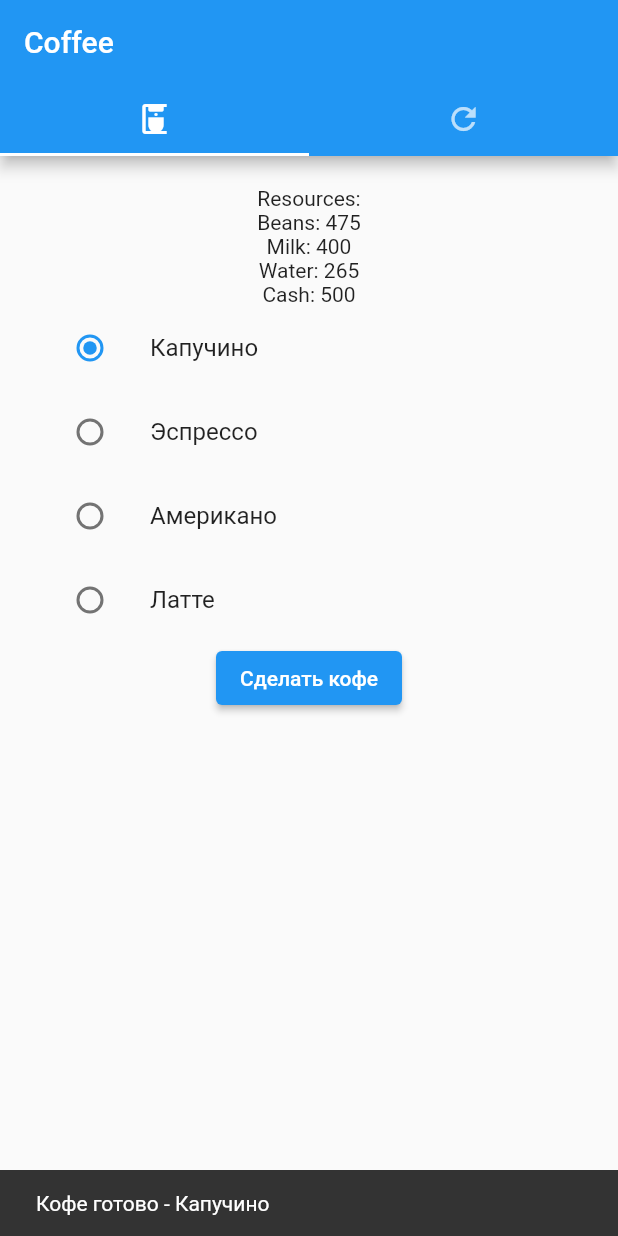
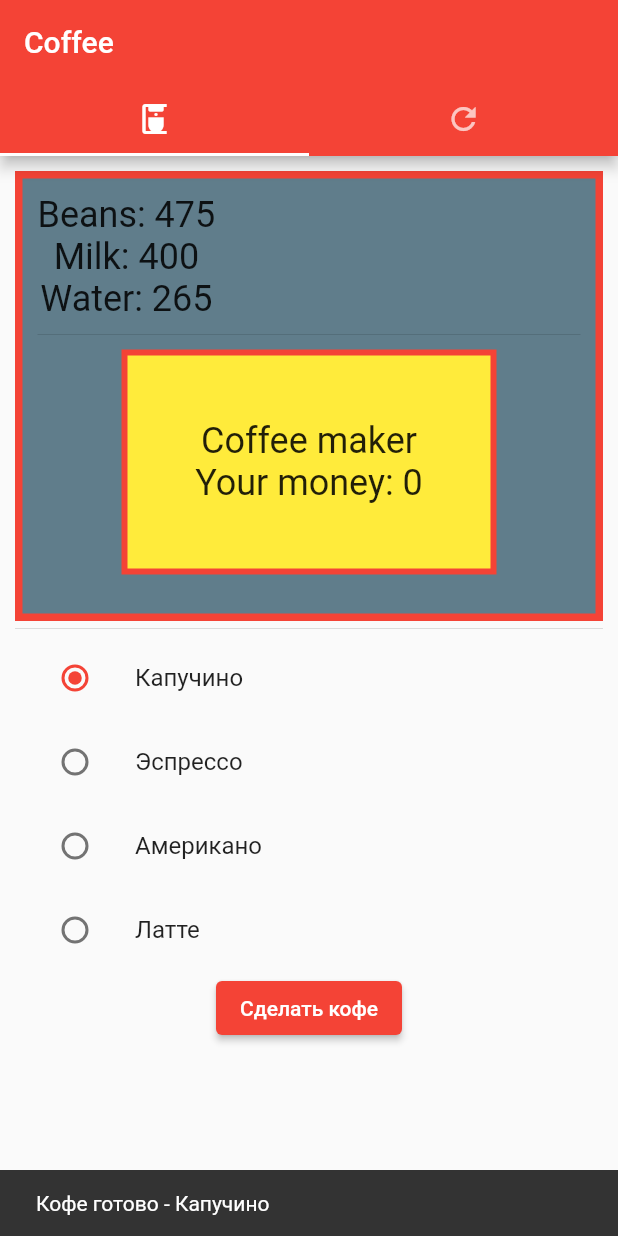
Before and after one commit to Nikeshhh/Mobile-Dev-Labs, a Flutter app: the screen it shows after launch, after a tap on "Сделать кофе", on a phone screen of 412 x 824 dp. Run offline on Flutter 3.47's test engine with Material 2 defaults, Android fonts, the phone set to English and light mode, and no system bars.

Commit message:
Подписи полей заменены на хинты

```diff
--- a/lab_9/lib/classes/coffee_types.dart
+++ b/lab_9/lib/classes/coffee_types.dart
@@ -5,7 +5,7 @@ Coffee espresso = Coffee(
     50,
     0,
     50,
-    0
+    100
 );
 
 Coffee americano = Coffee(
--- a/lab_9/lib/main.dart
+++ b/lab_9/lib/main.dart
@@ -14,8 +14,11 @@ Machine myMachine = Machine(Resources(
     ));
 
 void main() {
-  runApp(const MaterialApp(
-    home: TabBarWidget(),
+  runApp(MaterialApp(
+    home: const TabBarWidget(),
+    theme: ThemeData(
+      primarySwatch: Colors.red,
+    ),
   ));
 }
 
@@ -56,16 +59,17 @@ class MyTabBar extends State {
   int milkAmount = 0;
   int waterAmount = 0;
   int cashAmount = 0;
+
   //
 
-  int currentPage = 0;
+  int money = 0;
 
   MyTabBar() {
     // Конструктор по умолчанию
     _updateResourceView(myMachine);
   }
 
-  Widget _buildRadioButtonForCoffee(BuildContext context, Coffee coffee){
+  Widget _buildRadioButtonForCoffee(BuildContext context, Coffee coffee) {
     // Функция создания варианта выбора вида кофе
     String name = coffee.name;
     return ListTile(
@@ -82,26 +86,68 @@ class MyTabBar extends State {
     );
   }
 
-  Widget _buildCoffeeMachinePage(BuildContext context){
+  TextStyle _styleForText() {
+    return const TextStyle(fontSize: 24);
+  }
+
+  Widget _buildCoffeeMachinePage(BuildContext context) {
     return Container(
-          padding: const EdgeInsets.all(20),
-          child: ListView(
-              children: [
+      padding: const EdgeInsets.all(10),
+      child: ListView(children: [
         Column(
           crossAxisAlignment: CrossAxisAlignment.center,
           children: [
-                    const Text('Resources:'),
+            Container(
+                padding: const EdgeInsets.all(10),
+                width: double.infinity,
+                height: 300,
+                decoration: BoxDecoration(
+                    border: Border.all(color: Colors.red, width: 5),
+                    color: Colors.blueGrey),
+                child: Column(
+                  mainAxisSize: MainAxisSize.min,
+                  children: [
+                    Row(
+                      mainAxisAlignment: MainAxisAlignment.start,
+                      children: [
+                        Column(
+                          children: [
                             // Надписи со значениями ресурсов
-                    Text('Beans: $coffeeAmount'),
-                    Text('Milk: $milkAmount'),
-                    Text('Water: $waterAmount'),
-                    Text('Cash: $cashAmount'),
+                            Text('Beans: $coffeeAmount',
+                                style: _styleForText()),
+                            Text('Milk: $milkAmount', style: _styleForText()),
+                            Text('Water: $waterAmount', style: _styleForText()),
+                          ],
+                        )
+                      ],
+                    ),
+                    const Divider(
+                      height: 20,
+                    ),
+                    Container(
+                      width: 250,
+                      height: 150,
+                      decoration: BoxDecoration(
+                          border: Border.all(color: Colors.red, width: 4),
+                          color: Colors.yellow),
+                      child: Column(
+                        mainAxisAlignment: MainAxisAlignment.center,
+                        children: [
+                          Text('Coffee maker', style: _styleForText()),
+                          Text('Your money: $money', style: _styleForText()),
+                        ],
+                      ),
+                    )
+                  ],
+                )),
+            const Divider(
+              height: 10,
+            ),
             // Радио кнопки для выбора кофе
             _buildRadioButtonForCoffee(context, cappuccino),
             _buildRadioButtonForCoffee(context, espresso),
             _buildRadioButtonForCoffee(context, americano),
             _buildRadioButtonForCoffee(context, latte),
-                    //
             // Кнопка приготовления кофе
             ElevatedButton(
               onPressed: () {
@@ -114,15 +160,13 @@ class MyTabBar extends State {
               },
               child: const Text('Сделать кофе'),
             ),
-                    //
           ],
         )
-              ]
-          ),
+      ]),
     );
   }
 
-  Widget _buildFillResourcesPage(BuildContext context){
+  Widget _buildFillResourcesPage(BuildContext context) {
     return Container(
         padding: const EdgeInsets.all(20),
         child: ListView(
@@ -147,11 +191,9 @@ class MyTabBar extends State {
                       Row(
                         // Поле для ввода кофе
                         children: [
-                              Container(
-                                child: const Text('Кофе:'),
-                              ),
                           Expanded(
-                                child: TextFormField(validator: (value) {
+                            child: TextFormField(
+                              validator: (value) {
                                 if (value!.isEmpty ||
                                     _myValidator(value) ||
                                     int.parse(value) <= 0) {
@@ -160,7 +202,12 @@ class MyTabBar extends State {
                                   myMachine.resources.coffeeBeans +=
                                       int.parse(value);
                                 }
-                                }),
+                              },
+                              decoration: const InputDecoration(
+                                hintText: 'Кофе',
+                              ),
+                              keyboardType: TextInputType.number,
+                            ),
                           )
                         ],
                       ),
@@ -170,9 +217,6 @@ class MyTabBar extends State {
                       Row(
                         // Поле для ввода молока
                         children: [
-                              Container(
-                                child: const Text('Молоко:'),
-                              ),
                           Expanded(
                             child: TextFormField(validator: (value) {
                               if (value!.isEmpty ||
@@ -182,7 +226,12 @@ class MyTabBar extends State {
                               } else {
                                 myMachine.resources.milk += int.parse(value);
                               }
-                                }),
+                            },
+                              decoration: const InputDecoration(
+                                hintText: 'Молоко',
+                              ),
+                              keyboardType: TextInputType.number,
+                            ),
                           )
                         ],
                       ),
@@ -192,9 +241,6 @@ class MyTabBar extends State {
                       Row(
                         // Поле для ввода воды
                         children: [
-                              Container(
-                                child: const Text('Вода:'),
-                              ),
                           Expanded(
                             child: TextFormField(validator: (value) {
                               if (value!.isEmpty ||
@@ -202,10 +248,14 @@ class MyTabBar extends State {
                                   int.parse(value) <= 0) {
                                 return 'Ошибка ввода';
                               } else {
-                                    myMachine.resources.water +=
-                                        int.parse(value);
+                                myMachine.resources.water += int.parse(value);
                               }
-                                }),
+                            },
+                              decoration: const InputDecoration(
+                                hintText: 'Вода',
+                              ),
+                              keyboardType: TextInputType.number,
+                            ),
                           )
                         ],
                       ),
@@ -215,9 +265,6 @@ class MyTabBar extends State {
                       Row(
                         // Поле для ввода денег
                         children: [
-                              Container(
-                                child: const Text('Деньги:'),
-                              ),
                           Expanded(
                             child: TextFormField(validator: (value) {
                               if (value!.isEmpty ||
@@ -227,7 +274,12 @@ class MyTabBar extends State {
                               } else {
                                 myMachine.resources.cash += int.parse(value);
                               }
-                                }),
+                            },
+                              decoration: const InputDecoration(
+                                hintText: 'Наличные',
+                              ),
+                              keyboardType: TextInputType.number,
+                            ),
                           )
                         ],
                       )
@@ -264,7 +316,7 @@ class MyTabBar extends State {
   }
 
   @override
-  Widget build(BuildContext context){
+  Widget build(BuildContext context) {
     return DefaultTabController(
       length: 2,
       child: Scaffold(
```
Lines whose indentation alone changed are shown as unchanged.
